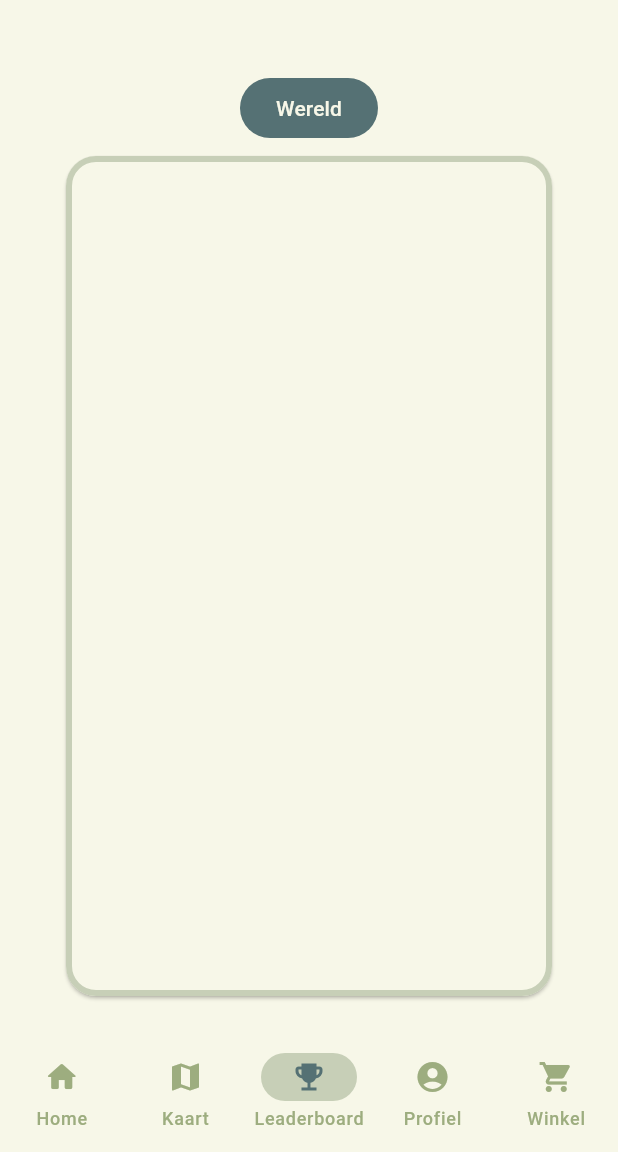
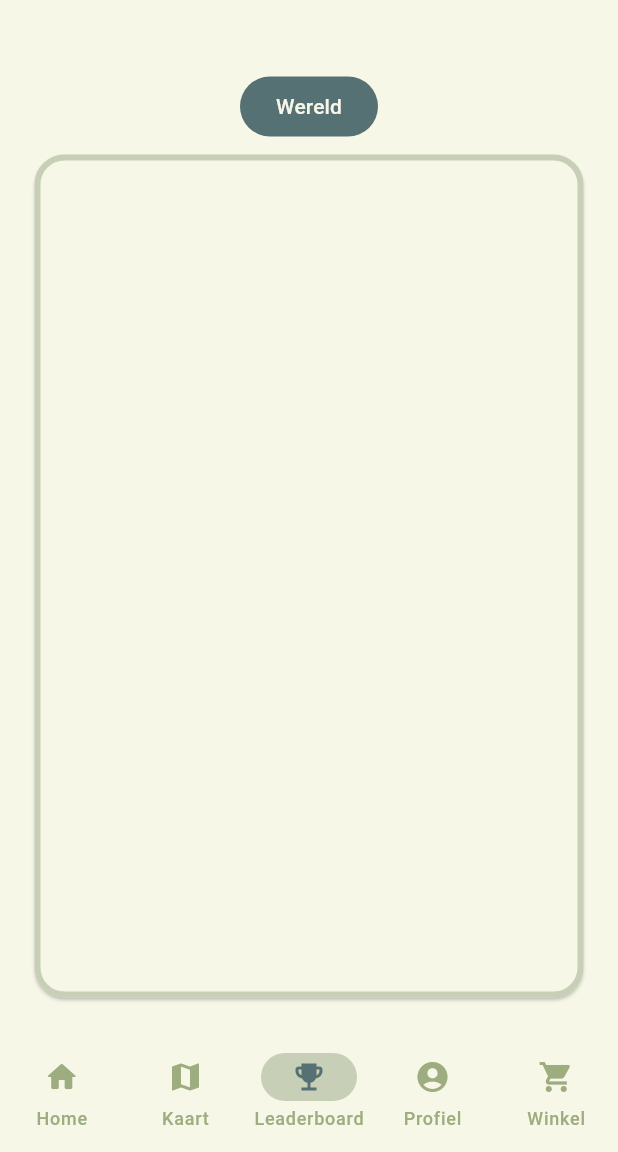
Before and after one commit to joukecooper/IPMEDT4, a Flutter app: the screen it shows once a user with an empty profile is signed in, item 3 of the bottom bar chosen, on a phone screen of 412 x 824 dp, the part 84-1236 px from its top. Run offline on Flutter 3.47's test engine with Material 3 defaults, Android fonts, the phone set to English and light mode, and no system bars; our stand-ins replace firebase_auth, firebase_core, flutter_map, google_fonts, latlong2; missing offline and left inert: gpx; accounts and stored records are empty; network calls fail; Roboto replaces fonts that are missing (Dosis).

Commit message:
Same padding everywhere

```diff
--- a/lib/pages/leaderboard.dart
+++ b/lib/pages/leaderboard.dart
@@ -98,7 +98,7 @@ class _LeaderboardState extends State<Leaderboard> {
   Widget build(BuildContext context) {
     return Scaffold(
       body: Padding(
-        padding: const EdgeInsets.symmetric(horizontal: 40, vertical: 20),
+        padding: const EdgeInsets.symmetric(horizontal: 0, vertical: 19),
         child: Column(
           children: [
             Row(
--- a/lib/pages/map_page.dart
+++ b/lib/pages/map_page.dart
@@ -116,7 +116,7 @@ class _MapPageState extends State<MapPage> {
   @override
   Widget build(BuildContext context) {
     return Padding(
-      padding: const EdgeInsets.all(16.0),
+      padding: const EdgeInsets.symmetric(vertical: 19, horizontal: 0),
       child: Column(
         children: [
           DataTable(
--- a/lib/pages/pageChooser.dart
+++ b/lib/pages/pageChooser.dart
@@ -38,7 +38,8 @@ class _PageChooserState extends State<PageChooser> {
         preferredSize: Size.fromHeight(80),
         child: Header()
       ),
-      body: Center(
+      body: Padding(
+        padding: const EdgeInsets.fromLTRB(19, 0, 19, 0),
         child: screens.elementAt(currentPageIndex),
       ),
       bottomNavigationBar: Footer(
--- a/lib/pages/store_page.dart
+++ b/lib/pages/store_page.dart
@@ -122,7 +122,7 @@ class _StorePageState extends State<StorePage> {
   @override
   Widget build(BuildContext context) {
     return ListView(
-      padding: EdgeInsets.all(16.0),
+      padding: const EdgeInsets.symmetric(vertical: 19, horizontal: 0),
       children: <Widget>[
         // Premium version card
         buildPremiumCard(storeItems[0]),
```
